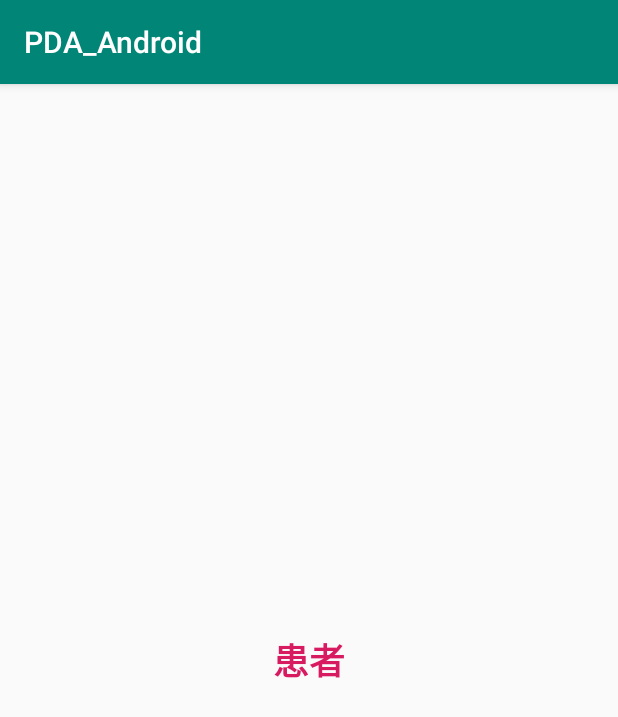
After one commit to JiaLin-Leung/PDA_Android, an Android app: the fragment UserFragment shown on its own in the app's theme, on a phone screen of 412 x 824 dp. The commit adds this screen. Shown: the top 717 px of the screen. Run offline under Robolectric (Android 15) with nearby library versions, the phone set to English and light mode, and no system bars.

```diff
--- a/app/build.gradle
+++ b/app/build.gradle
@@ -19,6 +19,8 @@ android {
 }
 
 dependencies {
+    implementation 'com.youth.banner:banner:1.4.9'
+    implementation 'com.ashokvarma.android:bottom-navigation-bar:2.0.3'
     implementation 'com.google.code.gson:gson:2.8.0'
     implementation 'com.squareup.okhttp3:okhttp:3.9.1'
     implementation fileTree(include: ['*.jar'], dir: 'libs')
@@ -28,4 +30,5 @@ dependencies {
     androidTestImplementation 'androidx.test:runner:1.1.0-alpha3'
     androidTestImplementation 'androidx.test.espresso:espresso-core:3.1.0-alpha3'
     implementation 'pl.droidsonroids.gif:android-gif-drawable:1.2.9'
+    implementation 'com.github.bumptech.glide:glide:3.7.0'
 }
--- a/app/src/main/AndroidManifest.xml
+++ b/app/src/main/AndroidManifest.xml
@@ -6,6 +6,7 @@
     <uses-permission android:name="android.permission.ACCESS_WIFI_STATE" />
     <uses-permission android:name="android.permission.READ_EXTERNAL_STORAGE" />
     <uses-permission android:name="android.permission.WRITE_CONTACTS" />
+    <uses-permission android:name="android.permission.READ_EXTERNAL_STORAGE" />
     <uses-permission android:name="android.permission.READ_CONTACTS" />
     <application
         android:allowBackup="true"
@@ -21,6 +22,7 @@
                 <category android:name="android.intent.category.LAUNCHER" />
             </intent-filter>
         </activity>
+        <activity android:name="com.pda.pda_android.activity.MainActivity"/>
     </application>
 
 </manifest>
--- a/app/src/main/java/com/pda/pda_android/activity/LoginActivity.java
+++ b/app/src/main/java/com/pda/pda_android/activity/LoginActivity.java
@@ -1,5 +1,6 @@
 package com.pda.pda_android.activity;
 
+import android.content.Intent;
 import android.util.Base64;
 import android.view.View;
 import android.widget.Button;
@@ -77,6 +78,8 @@ public class LoginActivity extends BaseActivity {
             @Override
             protected void onSuccess(Call call, Response response, String s) throws IOException {
                 LogUtils.showLog("信息信息信息信息",s);
+                Intent intent = new Intent(LoginActivity.this,MainActivity.class);
+                startActivity(intent);
             }
         },params);
     }
--- a/app/src/main/java/com/pda/pda_android/base/others/ContentUrl.java
+++ b/app/src/main/java/com/pda/pda_android/base/others/ContentUrl.java
@@ -15,5 +15,5 @@ public class ContentUrl {
      * 学生登录接口地址
      */
     public static final String stu_login = "/account/login/";
-
+    public static final String ARGS = "args";
 }
--- /dev/null
+++ b/app/src/main/java/com/pda/pda_android/fragment/UserFragment.java
@@ -0,0 +1,53 @@
+package com.pda.pda_android.fragment;
+
+import android.app.Fragment;
+import android.os.Bundle;
+import android.view.LayoutInflater;
+import android.view.View;
+import android.view.ViewGroup;
+import android.widget.TextView;
+
+import com.pda.pda_android.R;
+import com.pda.pda_android.base.others.ContentUrl;
+import com.pda.pda_android.base.utils.LogUtils;
+
+import androidx.annotation.Nullable;
+
+/**
+ * 梁佳霖创建于：2018/10/11 14:26
+ * 功能：
+ */
+public class UserFragment extends Fragment {
+    public static UserFragment newInstance(String s) {
+        UserFragment userFragment = new UserFragment();
+        Bundle bundle = new Bundle();
+        bundle.putString(ContentUrl.ARGS, s);
+        userFragment.setArguments(bundle);
+        return userFragment;
+    }
+
+
+    @Nullable
+    @Override
+    public View onCreateView(LayoutInflater inflater, @Nullable ViewGroup container, @Nullable Bundle savedInstanceState) {
+        View view = inflater.inflate(R.layout.fragment_user_content, container, false);
+        Bundle bundle = getArguments();
+        LogUtils.showLog("生命周期-----"+"user onCreateView");
+//        String s = bundle.getString(ContentUrl.ARGS);
+//        TextView textView = (TextView) view.findViewById(R.id.fragment_text_view);
+//        textView.setText(s);
+        return view;
+    }
+
+    @Override
+    public void onResume() {
+        super.onResume();
+        LogUtils.showLog("生命周期-----"+"user onResume");
+    }
+
+    @Override
+    public void onHiddenChanged(boolean hidden) {
+        super.onHiddenChanged(hidden);
+        LogUtils.showLog("user现在的现隐形-----"+hidden);
+    }
+}
--- /dev/null
+++ b/app/src/main/res/layout/fragment_user_content.xml
@@ -0,0 +1,16 @@
+<?xml version="1.0" encoding="utf-8"?>
+<RelativeLayout xmlns:android="http://schemas.android.com/apk/res/android"
+    android:layout_width="match_parent"
+    android:layout_height="match_parent"
+    android:orientation="vertical">
+
+    <TextView
+        android:id="@+id/fragment_text_view"
+        android:layout_width="wrap_content"
+        android:layout_height="wrap_content"
+        android:layout_centerInParent="true"
+        android:text="@string/user_main_string"
+        android:textColor="@color/colorAccent"
+        android:textSize="24sp"
+        android:textStyle="bold"/>
+</RelativeLayout>
--- a/app/src/main/res/values/strings.xml
+++ b/app/src/main/res/values/strings.xml
@@ -1,3 +1,9 @@
 <resources>
     <string name="app_name">PDA_Android</string>
+    <string name="item_home">PDA_Android</string>
+    <string name="tips">Hello</string>
+    <string name="home_main_string">主页</string>
+    <string name="user_main_string">患者</string>
+    <string name="talk_main_string">沟通</string>
+    <string name="me_main_string">我的</string>
 </resources>
```
Also changed, not shown: app/src/main/java/com/pda/pda_android/activity/MainActivity.java (added, +93 -0 lines), app/src/main/java/com/pda/pda_android/fragment/HomeFragment.java (added, +116 -0 lines), app/src/main/res/layout/activity_main.xml (added, +24 -0 lines), app/src/main/res/layout/fragment_sub_content.xml (added, +12 -0 lines).
